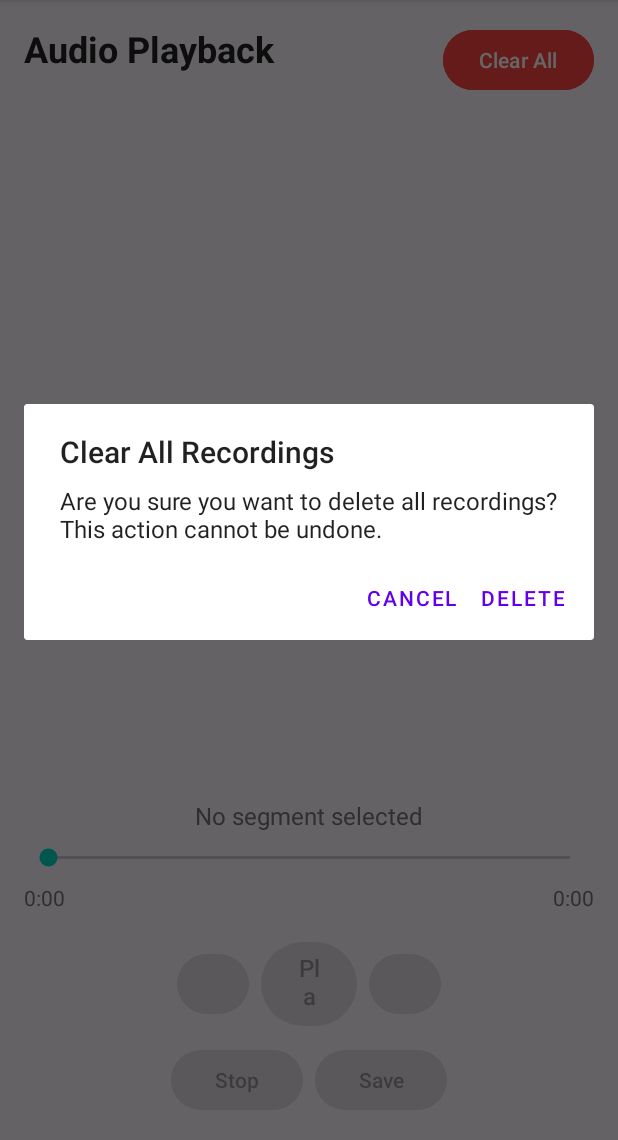
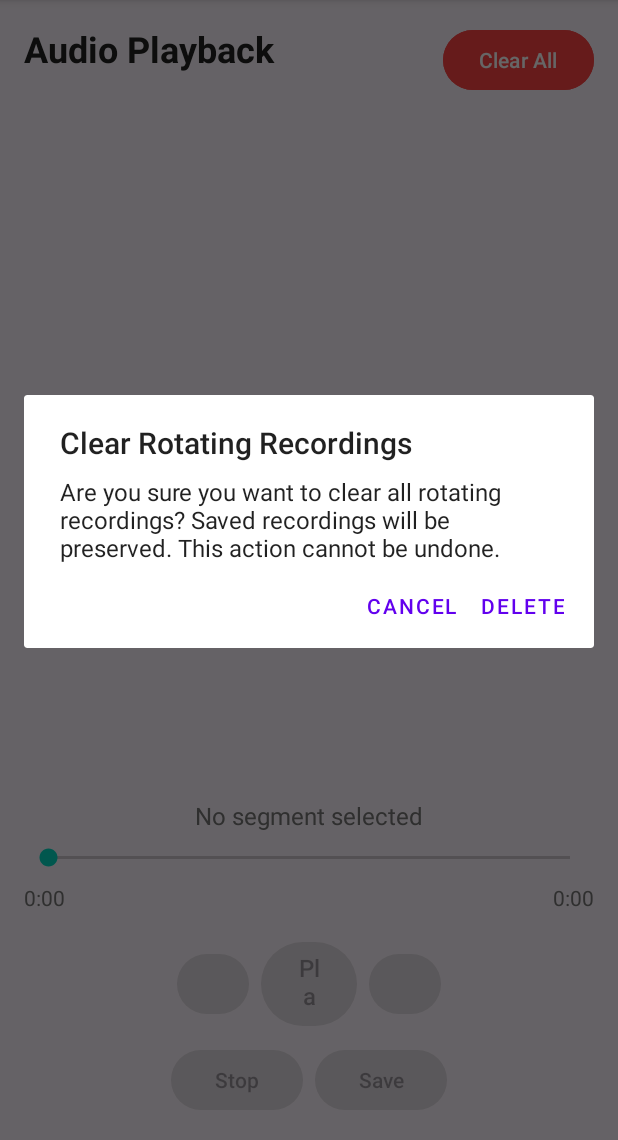
Before and after one commit to 151henry151/listen, an Android app: the PlaybackActivity screen opened directly, with no data from a screen before it, after a tap on "Clear All", on a phone screen of 412 x 824 dp, the part 96-1236 px from its top. Run offline under Robolectric (Android 15) with nearby library versions, the phone set to English and light mode, and no system bars; our stand-ins replace Room's generated code.

Commit message:
Fix clear all button to preserve saved recordings
- Add isSavedToDownloads field to Segment entity to track saved segments
- Update database version to 4 with migration for new field
- Add deleteRotatingSegments() method to only clear non-saved segments
- Modify save functionality to mark segments as saved when saved to Downloads
- Update UI text to clarify that only rotating recordings are cleared
- Preserve saved recordings when clearing all segments

```diff
--- a/app/src/main/java/com/listen/app/data/ListenDatabase.kt
+++ b/app/src/main/java/com/listen/app/data/ListenDatabase.kt
@@ -12,7 +12,7 @@ import androidx.sqlite.db.SupportSQLiteDatabase
  */
 @Database(
     entities = [Segment::class],
-    version = 3,
+    version = 4,
     exportSchema = true
 )
 abstract class ListenDatabase : RoomDatabase() {
@@ -38,6 +38,12 @@ abstract class ListenDatabase : RoomDatabase() {
             }
         }
 
+        private val MIGRATION_3_4 = object : Migration(3, 4) {
+            override fun migrate(database: SupportSQLiteDatabase) {
+                database.execSQL("ALTER TABLE segments ADD COLUMN isSavedToDownloads INTEGER NOT NULL DEFAULT 0")
+            }
+        }
+
         fun getDatabase(context: Context): ListenDatabase {
             return INSTANCE ?: synchronized(this) {
                 val instance = Room.databaseBuilder(
@@ -45,7 +51,7 @@ abstract class ListenDatabase : RoomDatabase() {
                     ListenDatabase::class.java,
                     "listen_database"
                 )
-                .addMigrations(MIGRATION_1_2, MIGRATION_2_3)
+                .addMigrations(MIGRATION_1_2, MIGRATION_2_3, MIGRATION_3_4)
                 .fallbackToDestructiveMigration() // Add fallback for migration failures
                 .build()
                 INSTANCE = instance
--- a/app/src/main/java/com/listen/app/data/Segment.kt
+++ b/app/src/main/java/com/listen/app/data/Segment.kt
@@ -35,6 +35,9 @@ data class Segment(
     /** Caller ID (incoming) or dialed number (outgoing) when available */
     val phoneNumber: String? = null,
 
+    /** Whether this segment has been saved to Downloads */
+    val isSavedToDownloads: Boolean = false,
+
     /** Creation timestamp */
     val createdAt: Long = System.currentTimeMillis()
 ) {
--- a/app/src/main/java/com/listen/app/data/SegmentDao.kt
+++ b/app/src/main/java/com/listen/app/data/SegmentDao.kt
@@ -24,6 +24,10 @@ interface SegmentDao {
     /** Get segments older than the given timestamp */
     @Query("SELECT * FROM segments WHERE endTime < :timestamp ORDER BY startTime ASC")
     suspend fun getSegmentsOlderThan(timestamp: Long): List<Segment>
+
+    /** Get only rotating segments (not saved to Downloads) */
+    @Query("SELECT * FROM segments WHERE isSavedToDownloads = 0 ORDER BY startTime DESC")
+    suspend fun getRotatingSegments(): List<Segment>
 
     /** Get the oldest segments (for cleanup) */
     @Query("SELECT * FROM segments ORDER BY startTime ASC LIMIT :limit")
@@ -61,6 +65,10 @@ interface SegmentDao {
     @Query("DELETE FROM segments")
     suspend fun deleteAllSegments()
 
+    /** Delete only rotating segments (not saved to Downloads) */
+    @Query("DELETE FROM segments WHERE isSavedToDownloads = 0")
+    suspend fun deleteRotatingSegments()
+
     /** Get segment by ID */
     @Query("SELECT * FROM segments WHERE id = :segmentId")
     suspend fun getSegmentById(segmentId: Long): Segment?
--- a/app/src/main/res/values/strings.xml
+++ b/app/src/main/res/values/strings.xml
@@ -120,13 +120,15 @@
     <!-- Delete Dialog -->
     <string name="dialog_delete_segment_title">Delete Recording</string>
     <string name="dialog_delete_segment_message">Are you sure you want to delete this recording? This action cannot be undone.</string>
-    <string name="dialog_delete_all_title">Clear All Recordings</string>
-    <string name="dialog_delete_all_message">Are you sure you want to delete all recordings? This action cannot be undone.</string>
+    <string name="dialog_delete_all_title">Clear Rotating Recordings</string>
+    <string name="dialog_delete_all_message">Are you sure you want to clear all rotating recordings? Saved recordings will be preserved. This action cannot be undone.</string>
     <string name="btn_delete">Delete</string>
     <string name="btn_delete_all">Clear All</string>
     <string name="btn_cancel">Cancel</string>
     <string name="msg_delete_success">Recording deleted successfully</string>
     <string name="msg_delete_all_success">All recordings cleared successfully</string>
+    <string name="msg_delete_rotating_success">Rotating recordings cleared successfully</string>
     <string name="msg_delete_error">Error deleting recording</string>
     <string name="msg_delete_all_error">Error clearing recordings</string>
+    <string name="msg_delete_rotating_error">Error clearing rotating recordings</string>
 </resources>
```
Also changed, not shown: app/src/main/java/com/listen/app/ui/PlaybackActivity.kt (+11 -7 lines), app/src/main/java/com/listen/app/util/SegmentManager.kt (+37 -0 lines), 1 other file.
